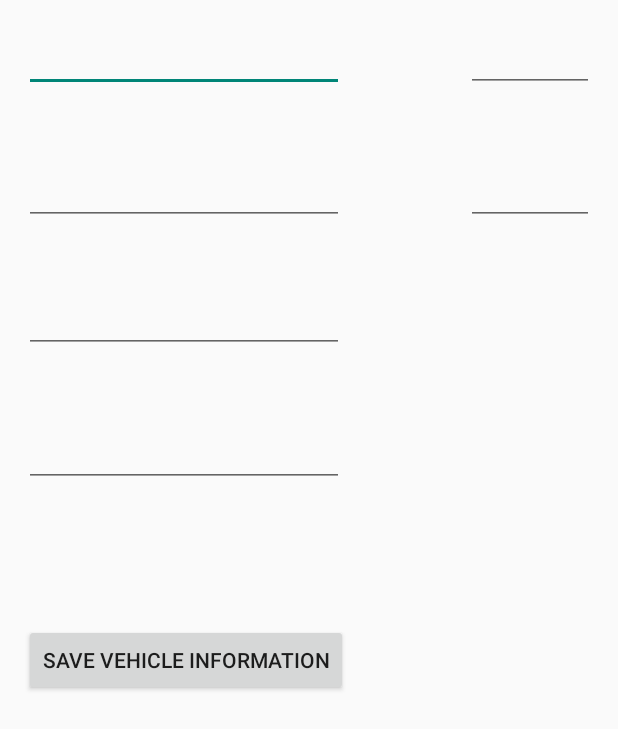
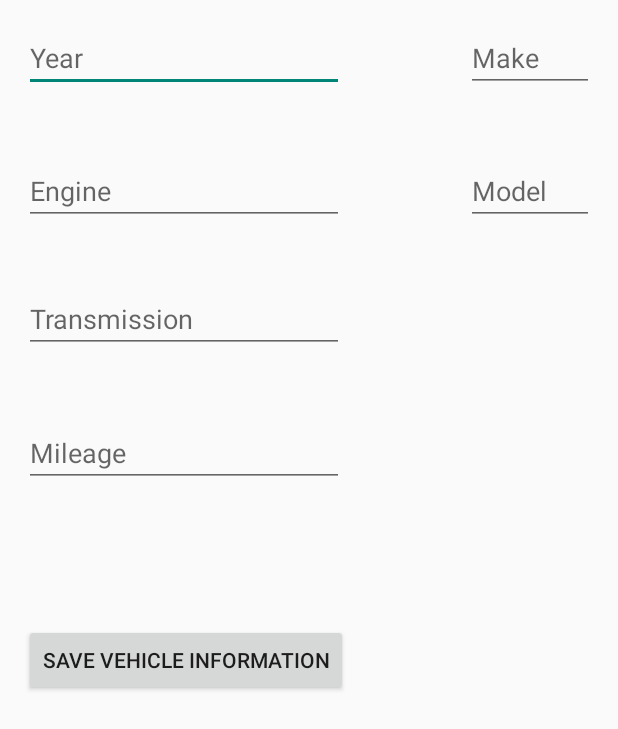
Before and after one commit to napaunderground/FuelFinder, an Android app: the screen it shows after launch (SettingsActivity), on a phone screen of 412 x 824 dp. Shown: the top 729 px of the screen. Run offline under Robolectric (Android 15) with nearby library versions, the light colour scheme and no system bars.

Commit message:
Fixed current location not being displayed. Now correctly displays distance from target point to current location by road. Set text behind each textfield input to show which input is for what. Used <varname>.setHint("hint").

```diff
--- a/app/src/main/java/mann/fuelfinder/Activity/SettingsActivity.java
+++ b/app/src/main/java/mann/fuelfinder/Activity/SettingsActivity.java
@@ -47,6 +47,13 @@ public class SettingsActivity extends Activity {
         mileage = (TextView) findViewById(R.id.editTextFuelMileage);
         engine = (TextView) findViewById(R.id.editTextEngineSize);
         transmission = (TextView) findViewById(R.id.editTextTransmission);
+        /************** set background hint start *************/
+        year.setHint("Year");
+        make.setHint("Make");
+        vehModel.setHint("Model");
+        mileage.setHint("Mileage");
+        engine.setHint("Engine");
+        transmission.setHint("Transmission");
 
         sharedprefs = getSharedPreferences(MyVehicle, 0);
 
```
